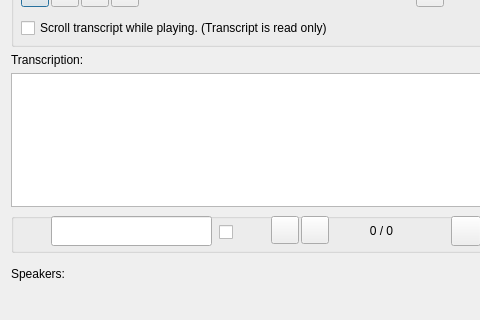
First picture: the form in src/GUI_UIs/ui_dialog_view_av.ui, repository ccbogel/QualCoder, before the edit; both pictures show x 0 to 480 and y 130 to 450 of the 1021 by 450 pixel window.
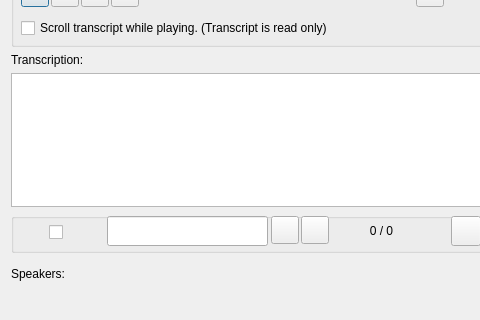
Second picture: the form after the edit.

```diff
--- a/src/GUI_UIs/ui_dialog_view_av.ui
+++ b/src/GUI_UIs/ui_dialog_view_av.ui
@@ -375,7 +375,7 @@
      <widget class="QLineEdit" name="lineEdit_search">
       <property name="geometry">
        <rect>
-        <x>40</x>
+        <x>96</x>
         <y>3</y>
         <width>161</width>
         <height>30</height>
@@ -509,7 +509,7 @@
      <widget class="QCheckBox" name="checkBox_case_sensitive">
       <property name="geometry">
        <rect>
-        <x>208</x>
+        <x>38</x>
         <y>7</y>
         <width>21</width>
         <height>24</height>
@@ -522,7 +522,7 @@
      <widget class="QLabel" name="label_case_sensitive">
       <property name="geometry">
        <rect>
-        <x>230</x>
+        <x>60</x>
         <y>4</y>
         <width>28</width>
         <height>28</height>
```
Left out of the diff: 6 changed lines with no effect on the pictures.
